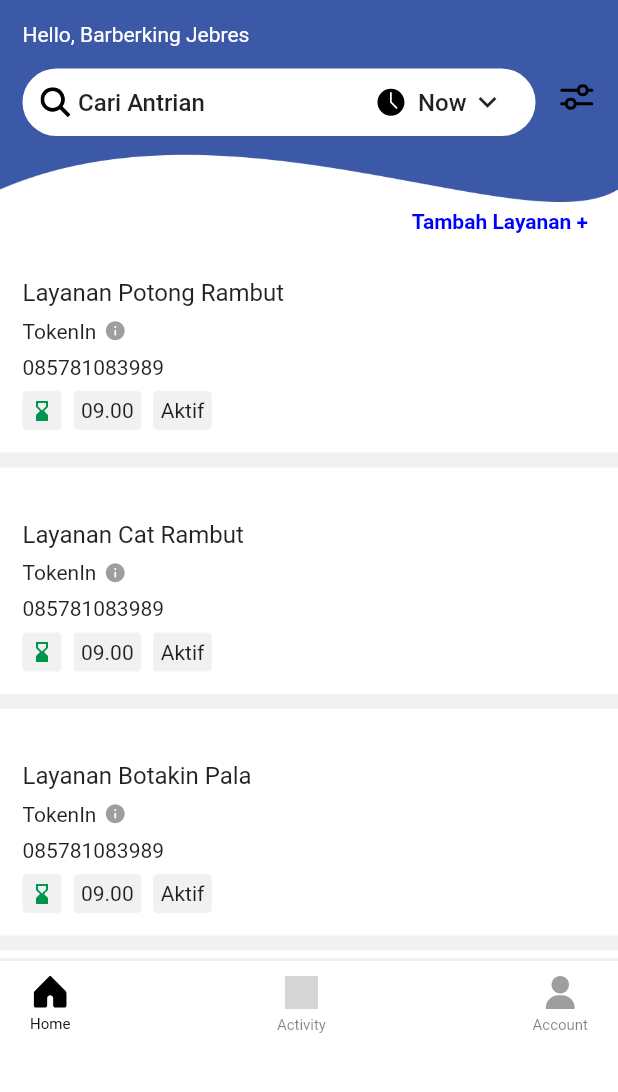
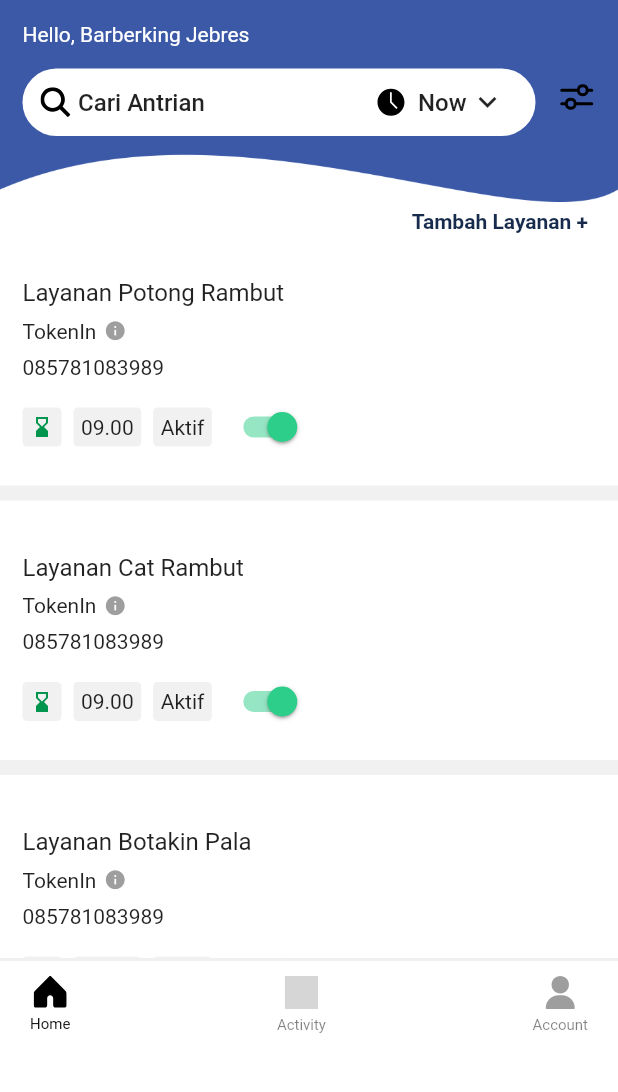
Before and after one commit to workspace-antriin/antriin-merchant, a Flutter app: the screen it shows after launch, on a phone screen of 412 x 824 dp, the part 143-1235 px from its top. Run offline on Flutter 3.47's test engine with Material 2 defaults, Android fonts, the phone set to English and light mode, and no system bars; our stand-ins replace carousel_slider, flutter_svg, google_fonts, hexcolor, line_icons; network calls fail; grey boxes are pictures that could not be loaded.

Commit message:
core features update

```diff
--- a/lib/constants/Theme.dart
+++ b/lib/constants/Theme.dart
@@ -13,6 +13,7 @@ Color kRedColor = HexColor("#d91d11");
 Color kGreenColor = HexColor("#2bae38");
 Color kYellowColor = HexColor("#efdb24");
 Color kBlue = HexColor("0000FF");
+Color kRed = HexColor("FF0000");
 
 TextStyle blackTextStyle = GoogleFonts.poppins(
   color: kBlackColor,
--- a/lib/pages/home_page.dart
+++ b/lib/pages/home_page.dart
@@ -1,5 +1,7 @@
+import 'package:antriin_merchant/widgets/button.dart';
 import 'package:flutter/material.dart';
 import 'package:flutter_svg/svg.dart';
+import 'package:antriin_merchant/constants/Theme.dart';
 import 'package:antriin_merchant/json/home_page_json.dart';
 import 'package:antriin_merchant/pages/store_detail_page.dart';
 import 'package:antriin_merchant/theme/colors.dart';
@@ -11,6 +13,19 @@ class HomePage extends StatefulWidget {
 }
 
 class _HomePageState extends State<HomePage> {
+  bool switchValueOne;
+  bool switchValueTwo;
+  bool switchValueThree;
+
+  void initState() {
+    setState(() {
+      switchValueOne = true;
+      switchValueTwo = true;
+      switchValueThree = true;
+    });
+    super.initState();
+  }
+
   int activeMenu = 0;
   @override
   Widget build(BuildContext context) {
@@ -52,7 +67,7 @@ class _HomePageState extends State<HomePage> {
                     overflow: TextOverflow.ellipsis,
                     style: TextStyle(
                         fontSize: 14,
-                        color: kWhiteColor,
+                        color: ArgonColors.white,
                         fontWeight: FontWeight.normal),
                   ),
                 ),
@@ -147,7 +162,9 @@ class _HomePageState extends State<HomePage> {
             "Tambah Layanan +",
             textAlign: TextAlign.right,
             style: TextStyle(
-                fontSize: 14, color: kBlue, fontWeight: FontWeight.bold),
+                fontSize: 14,
+                color: ArgonColors.initial,
+                fontWeight: FontWeight.bold),
           )),
         ),
         SizedBox(
@@ -251,6 +268,22 @@ class _HomePageState extends State<HomePage> {
                             fontSize: 14,
                           ),
                         ),
+                      ),
+                    ),
+                    SizedBox(
+                      width: 8,
+                    ),
+                    Container(
+                      child: Row(
+                        mainAxisAlignment: MainAxisAlignment.spaceBetween,
+                        children: [
+                          Switch.adaptive(
+                            value: switchValueOne,
+                            onChanged: (bool newValue) =>
+                                setState(() => switchValueOne = newValue),
+                            activeColor: ArgonColors.success,
+                          ),
+                        ],
                       ),
                     ),
                   ],
@@ -370,6 +403,22 @@ class _HomePageState extends State<HomePage> {
                         ),
                       ),
                     ),
+                    SizedBox(
+                      width: 8,
+                    ),
+                    Container(
+                      child: Row(
+                        mainAxisAlignment: MainAxisAlignment.spaceBetween,
+                        children: [
+                          Switch.adaptive(
+                            value: switchValueTwo,
+                            onChanged: (bool newValue) =>
+                                setState(() => switchValueTwo = newValue),
+                            activeColor: ArgonColors.success,
+                          ),
+                        ],
+                      ),
+                    ),
                   ],
                 )
               ],
@@ -485,6 +534,22 @@ class _HomePageState extends State<HomePage> {
                             fontSize: 14,
                           ),
                         ),
+                      ),
+                    ),
+                    SizedBox(
+                      width: 8,
+                    ),
+                    Container(
+                      child: Row(
+                        mainAxisAlignment: MainAxisAlignment.spaceBetween,
+                        children: [
+                          Switch.adaptive(
+                            value: switchValueThree,
+                            onChanged: (bool newValue) =>
+                                setState(() => switchValueThree = newValue),
+                            activeColor: ArgonColors.success,
+                          ),
+                        ],
                       ),
                     ),
                   ],
```
Also changed, not shown: 1 other file.
